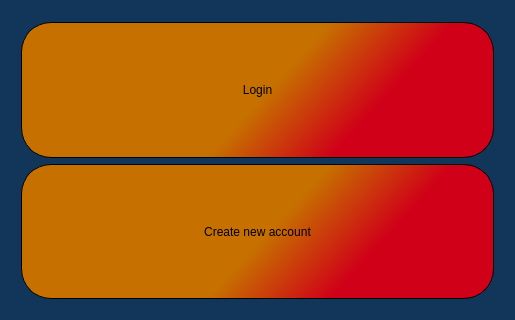
The window that MyCovidRecord/mycovidrecord.ui (gagabon501/cs106-2) describes before a commit, drawn with Qt 5; both pictures show x 0 to 515 and y 312 to 632 of the 515 by 632 pixel window.
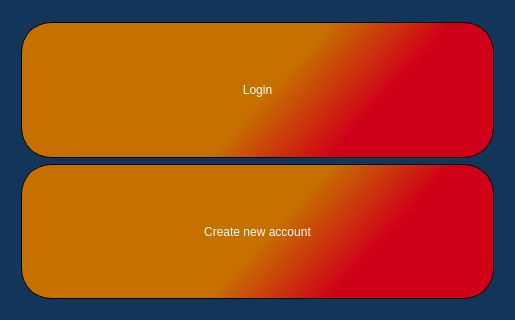
The same window after the commit. Icons and pictures are not drawn.

```diff
--- a/MyCovidRecord/mycovidrecord.ui
+++ b/MyCovidRecord/mycovidrecord.ui
@@ -23,6 +23,7 @@
   </property>
   <property name="styleSheet">
    <string notr="true">background-color: #12365A;
+color: #FFFFFF;
 </string>
   </property>
   <widget class="QWidget" name="centralwidget">
```
